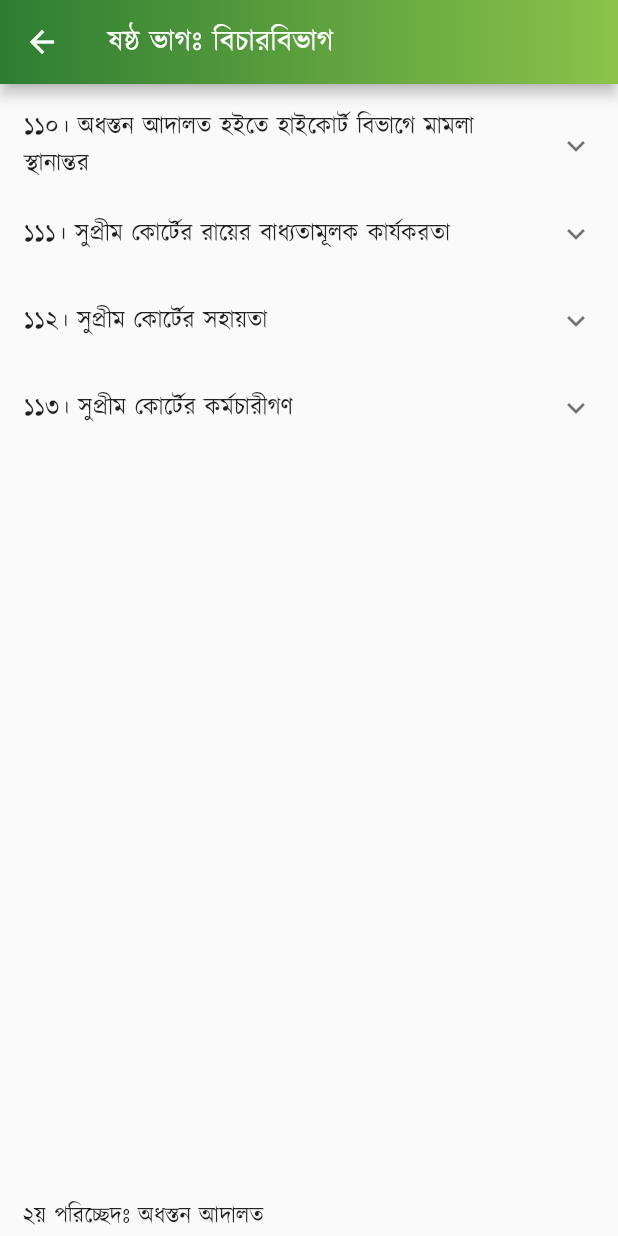
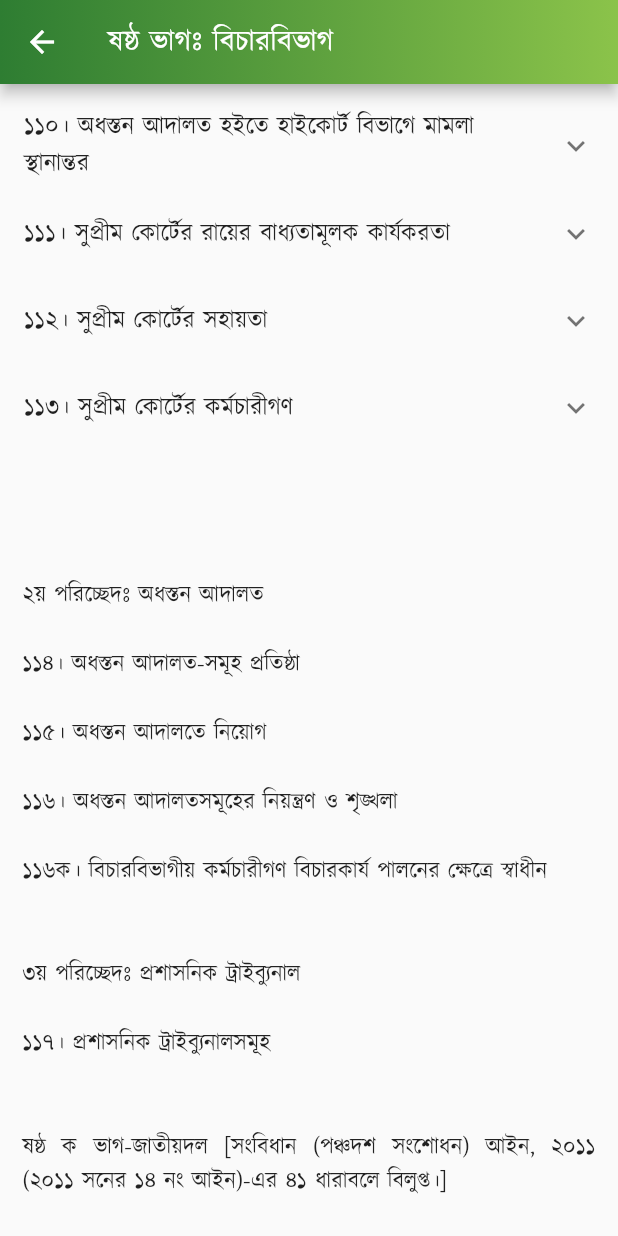
Before and after one commit to Azimul-Haque/flutter-onesignal, a Flutter app: the PartSix screen opened directly, scrolled down 1020 dp, on a phone screen of 412 x 824 dp. Run offline on Flutter 3.47's test engine with Material 2 defaults, Android fonts, the phone set to English and light mode, and no system bars; our stand-ins replace fluttertoast, package_info_plus, percent_indicator, shared_preferences, sqflite; missing offline and left inert: blinking_text, flutter_share, onesignal_flutter, slide_popup_dialog; accounts and stored records are empty; network calls fail.

Commit message:
Commit Fri 04/29/2022 14:21:53.15 17720

```diff
--- a/lib/pages/constitution/part6.dart
+++ b/lib/pages/constitution/part6.dart
@@ -338,7 +338,7 @@ class PartSix extends StatelessWidget {
             padding: EdgeInsets.all(15),
             child: Column(children: <Widget>[
               Text(
-                " \n\n \n\n \n\n \n\n \n\n \n\n \n\n \n\n \n\n \n\n\n২য় পরিচ্ছেদঃ অধস্তন আদালত \n\n১১৪। অধস্তন আদালত-সমূহ প্রতিষ্ঠা \n\n১১৫। অধস্তন আদালতে নিয়োগ \n\n১১৬। অধস্তন আদালতসমূহের নিয়ন্ত্রণ ও শৃঙ্খলা \n\n১১৬ক। বিচারবিভাগীয় কর্মচারীগণ বিচারকার্য পালনের ক্ষেত্রে স্বাধীন \n\n\n৩য় পরিচ্ছেদঃ প্রশাসনিক ট্রাইব্যুনাল \n\n১১৭। প্রশাসনিক ট্রাইব্যুনালসমূহ \n\n\nষষ্ঠ ক ভাগ-জাতীয়দল [সংবিধান (পঞ্চদশ সংশোধন) আইন, ২০১১ (২০১১ সনের ১৪ নং আইন)-এর ৪১ ধারাবলে বিলুপ্ত।]",
+                "\n\n\n২য় পরিচ্ছেদঃ অধস্তন আদালত \n\n১১৪। অধস্তন আদালত-সমূহ প্রতিষ্ঠা \n\n১১৫। অধস্তন আদালতে নিয়োগ \n\n১১৬। অধস্তন আদালতসমূহের নিয়ন্ত্রণ ও শৃঙ্খলা \n\n১১৬ক। বিচারবিভাগীয় কর্মচারীগণ বিচারকার্য পালনের ক্ষেত্রে স্বাধীন \n\n\n৩য় পরিচ্ছেদঃ প্রশাসনিক ট্রাইব্যুনাল \n\n১১৭। প্রশাসনিক ট্রাইব্যুনালসমূহ \n\n\nষষ্ঠ ক ভাগ-জাতীয়দল [সংবিধান (পঞ্চদশ সংশোধন) আইন, ২০১১ (২০১১ সনের ১৪ নং আইন)-এর ৪১ ধারাবলে বিলুপ্ত।]",
                 style:
                     TextStyle(color: Colors.black87, fontSize: 15, height: 1.5),
                 textAlign: TextAlign.justify,
```
